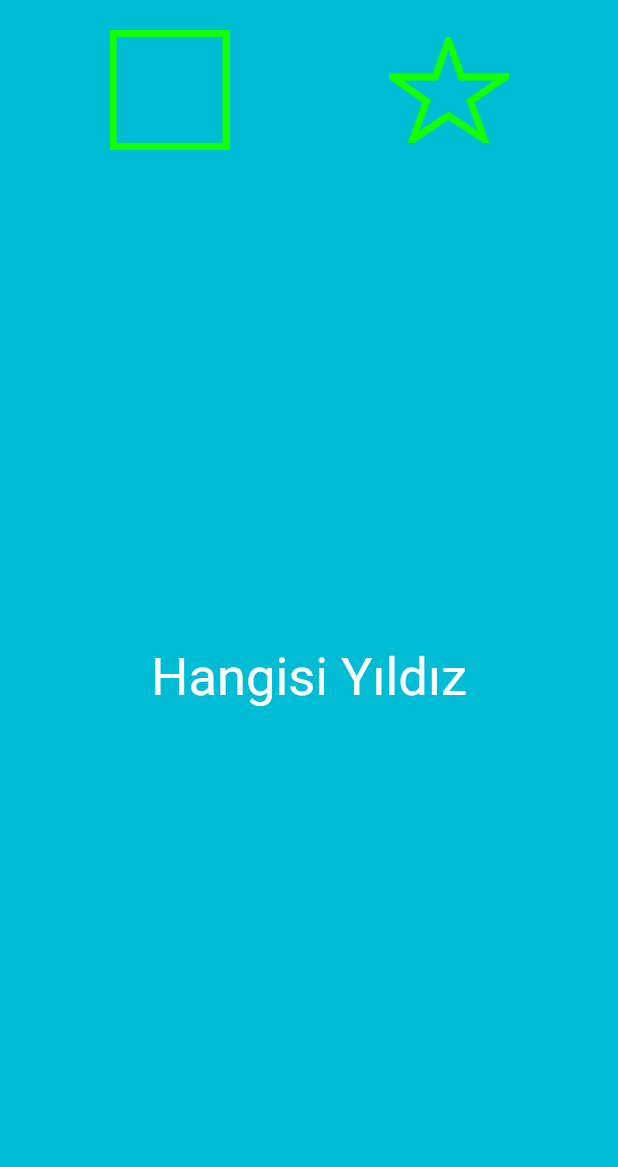
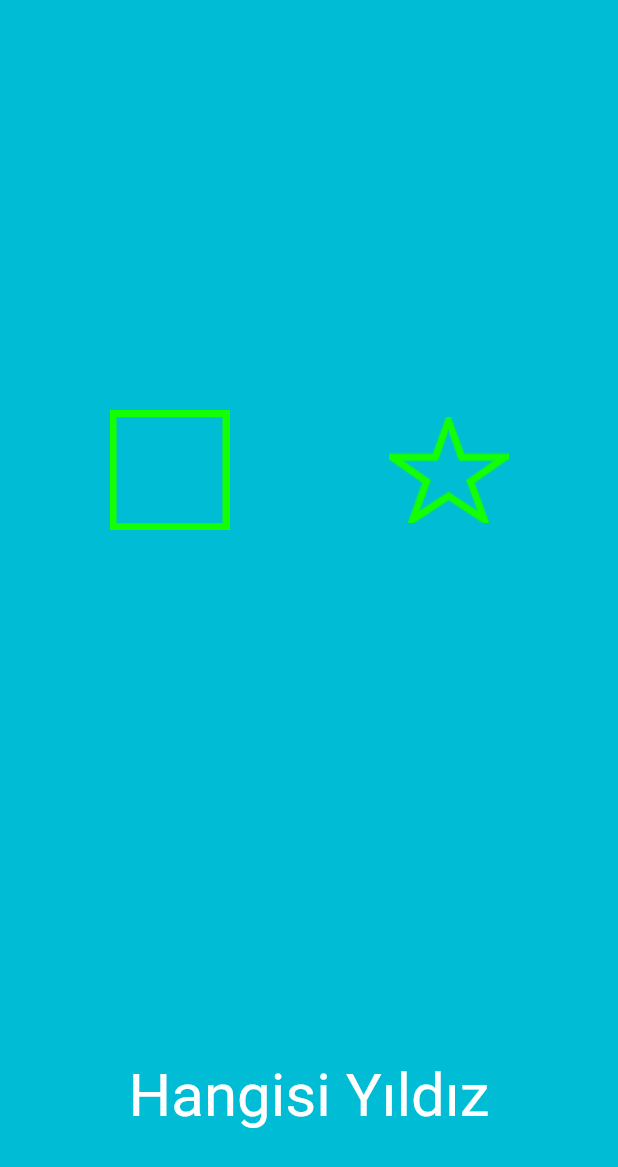
Before and after one commit to ShogunCo/babynap, a Flutter app: the screen it shows after launch, on a phone screen of 412 x 824 dp. Shown: the top 1167 px of the screen. Run offline on Flutter 3.47's test engine with Material 2 defaults, Android fonts, the phone set to English and light mode, and no system bars; our stand-ins replace flutter_tts.

Commit message:
Question screen layout redesigned. Question text position changed and questions positions centered.

```diff
--- a/lib/screens/questionScreen.dart
+++ b/lib/screens/questionScreen.dart
@@ -148,9 +148,8 @@ class _QuestionScreenState extends State<QuestionScreen> {
 
   Future<bool> _onWillPop() async {
     return (await showDialog(
-      context: context,
-      builder: (context) =>
-          AlertDialog(
+          context: context,
+          builder: (context) => AlertDialog(
             title: Text('Eminmisiniz?'),
             content: Text('Testden çıkmak istiyor musunuz?'),
             actions: <Widget>[
@@ -164,7 +163,7 @@ class _QuestionScreenState extends State<QuestionScreen> {
               ),
             ],
           ),
-    )) ??
+        )) ??
         false;
   }
 
@@ -181,8 +180,31 @@ class _QuestionScreenState extends State<QuestionScreen> {
             child: Container(
               padding: EdgeInsets.all(20),
               color: Colors.cyan,
-              child: generateImageWidget(
-                  _questionBrain.listImage, _questionBrain.text),
+              child: Column(
+                mainAxisAlignment: MainAxisAlignment.spaceAround,
+                children: <Widget>[
+                  Expanded(
+                    child: Padding(
+                      padding: const EdgeInsets.fromLTRB(0, 0, 0, 100),
+                      child: Column(
+                        mainAxisAlignment: MainAxisAlignment.spaceAround,
+                        children: generateImageWidget(_questionBrain.listImage),
+                      ),
+                    ),
+                  ),
+                  Text(
+                    _questionBrain.text,
+                    textScaleFactor: 1.0, // disables accessibility
+                    style: TextStyle(fontSize: 40.0),
+                  ),
+                  SizedBox(
+                    height: 50,
+                  ),
+//                  Row(
+//                    children: scoreKeeper,
+//                  ),
+                ],
+              ),
             ),
           ),
         ),
@@ -221,17 +243,18 @@ class _QuestionScreenState extends State<QuestionScreen> {
         );
         _speakRun("${status ? "Doğru" : "Yanlış"} bildin");
 
-        Timer(Duration(seconds: 3), () {
+        Timer(
+          Duration(seconds: 3),
+          () {
             _questionBrain.nextQuestion();
             _speakRun(_questionBrain.text);
-      },);
-
-    }
+          },
+        );
+      }
     });
   }
 
-  Row screenRow(String image1, String image2) =>
-      Row(
+  Row screenRow(String image1, String image2) => Row(
         mainAxisAlignment: MainAxisAlignment.spaceEvenly,
         children: <Widget>[
           resultButton(image1),
@@ -239,8 +262,7 @@ class _QuestionScreenState extends State<QuestionScreen> {
         ],
       );
 
-  Expanded resultButton(String shape) =>
-      Expanded(
+  Expanded resultButton(String shape) => Expanded(
         child: FlatButton(
           child: Image.asset(
             'assets/images/$shape',
@@ -253,28 +275,13 @@ class _QuestionScreenState extends State<QuestionScreen> {
         ),
       );
 
-  Widget generateImageWidget(List<String> strings, String text) {
+  List<Widget> generateImageWidget(List<String> strings) {
     List<Widget> list = List<Widget>();
+
     for (var i = 0; i < strings.length; i += 2) {
       list.add(screenRow(strings[i], strings[i + 1]));
     }
-
-    list.add(Text(
-      text,
-      textScaleFactor: 1.0, // disables accessibility
-      style: TextStyle(
-        fontSize: 35.0,
-      ),
-    ));
-
-    list.add(Row(
-      children: scoreKeeper,
-    ));
-
-    return Column(
-      mainAxisAlignment: MainAxisAlignment.spaceBetween,
-      children: list,
-    );
+    return list;
   }
 
   @override
```
Also changed, not shown: 1 other file.
